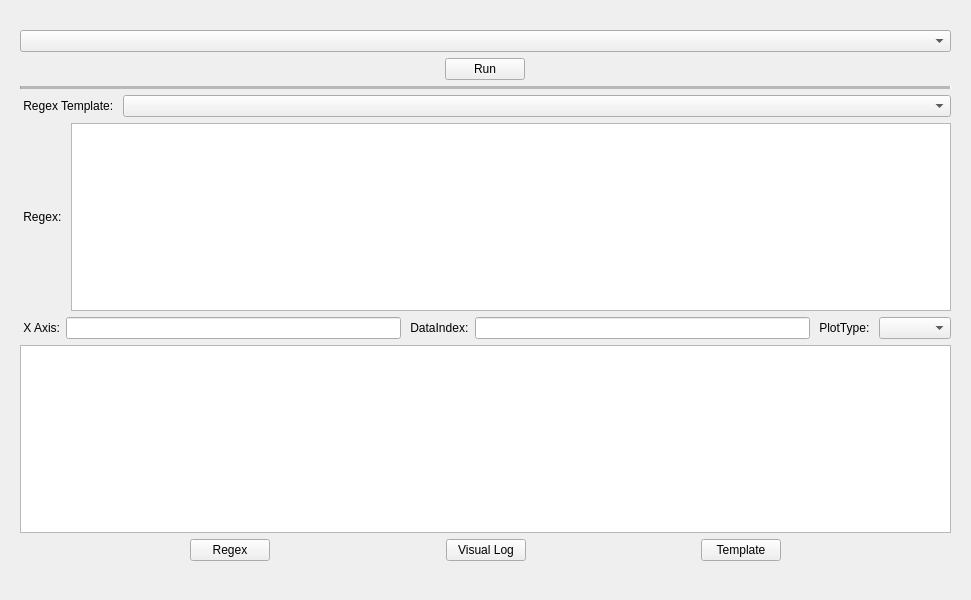
Qt form src/PluginsPy/MainUI.ui (FolderLevel/PluginsPy) before a commit.
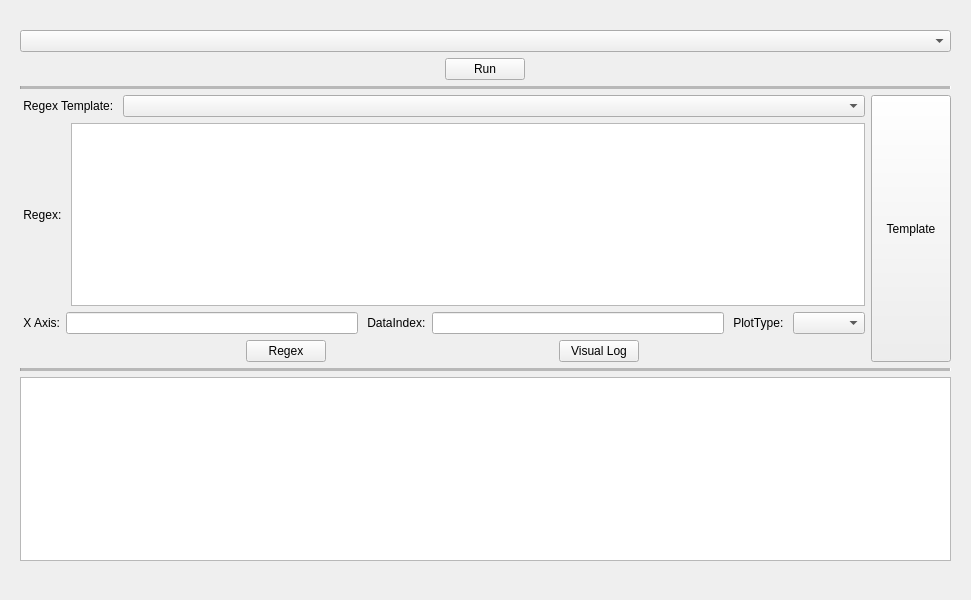
The same form after that commit.

The edit to the form file:
```diff
--- a/src/PluginsPy/MainUI.ui
+++ b/src/PluginsPy/MainUI.ui
@@ -71,6 +71,10 @@
       </widget>
      </item>
      <item>
+      <layout class="QHBoxLayout" name="horizontalLayout_6">
+       <item>
+        <layout class="QVBoxLayout" name="verticalLayout_2">
+         <item>
       <layout class="QHBoxLayout" name="horizontalLayout_5">
        <item>
         <widget class="QLabel" name="label_4">
@@ -138,9 +142,6 @@
        </item>
       </layout>
      </item>
-     <item>
-      <widget class="QPlainTextEdit" name="PSInfoPlainTextEdit"/>
-     </item>
      <item>
       <layout class="QHBoxLayout" name="horizontalLayout">
        <item>
@@ -184,7 +185,7 @@
         </widget>
        </item>
        <item>
-        <spacer name="horizontalSpacer_4">
+            <spacer name="horizontalSpacer_2">
          <property name="orientation">
           <enum>Qt::Horizontal</enum>
          </property>
@@ -196,27 +197,41 @@
          </property>
         </spacer>
        </item>
+          </layout>
+         </item>
+        </layout>
+       </item>
+       <item>
+        <layout class="QVBoxLayout" name="verticalLayout">
        <item>
         <widget class="QPushButton" name="PSTempPushButton">
+           <property name="sizePolicy">
+            <sizepolicy hsizetype="Minimum" vsizetype="Preferred">
+             <horstretch>0</horstretch>
+             <verstretch>0</verstretch>
+            </sizepolicy>
+           </property>
          <property name="text">
           <string>Template</string>
          </property>
         </widget>
        </item>
+        </layout>
+       </item>
+      </layout>
+     </item>
        <item>
-        <spacer name="horizontalSpacer_2">
+      <widget class="Line" name="line_2">
+       <property name="midLineWidth">
+        <number>5</number>
+       </property>
          <property name="orientation">
           <enum>Qt::Horizontal</enum>
          </property>
-         <property name="sizeHint" stdset="0">
-          <size>
-           <width>40</width>
-           <height>20</height>
-          </size>
-         </property>
-        </spacer>
-       </item>
-      </layout>
+      </widget>
+     </item>
+     <item>
+      <widget class="QPlainTextEdit" name="PSInfoPlainTextEdit"/>
      </item>
     </layout>
    </widget>
```
Lines whose indentation alone changed are shown as unchanged.
